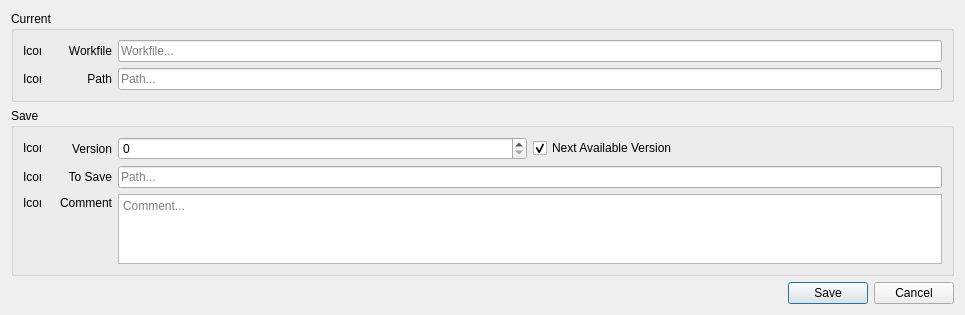
Above: fxquinox/ui/save_workfile.ui from healkeiser/fxquinox before the change. Below: the same form after it.
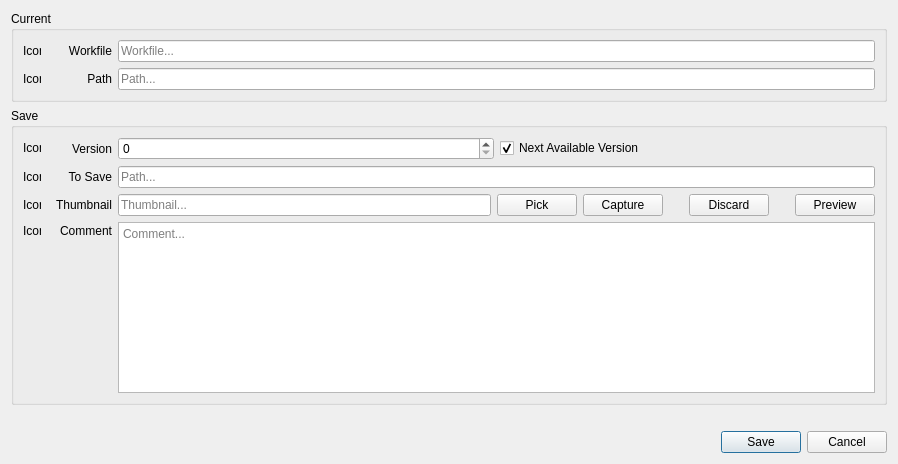
That is the form after the change.

Patch:
```diff
--- a/fxquinox/ui/save_workfile.ui
+++ b/fxquinox/ui/save_workfile.ui
@@ -6,8 +6,8 @@
    <rect>
     <x>0</x>
     <y>0</y>
-    <width>965</width>
-    <height>294</height>
+    <width>898</width>
+    <height>464</height>
    </rect>
   </property>
   <property name="windowTitle">
@@ -320,6 +320,138 @@
         </layout>
        </widget>
       </item>
+      <item>
+       <widget class="QFrame" name="frame_thumbnail">
+        <property name="frameShape">
+         <enum>QFrame::NoFrame</enum>
+        </property>
+        <property name="frameShadow">
+         <enum>QFrame::Plain</enum>
+        </property>
+        <property name="lineWidth">
+         <number>0</number>
+        </property>
+        <layout class="QHBoxLayout" name="horizontalLayout_5">
+         <property name="leftMargin">
+          <number>0</number>
+         </property>
+         <property name="topMargin">
+          <number>0</number>
+         </property>
+         <property name="rightMargin">
+          <number>0</number>
+         </property>
+         <property name="bottomMargin">
+          <number>0</number>
+         </property>
+         <item>
+          <widget class="QLabel" name="label_icon_thumbnail">
+           <property name="maximumSize">
+            <size>
+             <width>18</width>
+             <height>18</height>
+            </size>
+           </property>
+           <property name="text">
+            <string>Icon</string>
+           </property>
+          </widget>
+         </item>
+         <item>
+          <widget class="QLabel" name="label_thumbnail">
+           <property name="minimumSize">
+            <size>
+             <width>65</width>
+             <height>0</height>
+            </size>
+           </property>
+           <property name="maximumSize">
+            <size>
+             <width>65</width>
+             <height>16777215</height>
+            </size>
+           </property>
+           <property name="text">
+            <string>Thumbnail</string>
+           </property>
+           <property name="alignment">
+            <set>Qt::AlignRight|Qt::AlignTrailing|Qt::AlignVCenter</set>
+           </property>
+          </widget>
+         </item>
+         <item>
+          <widget class="QLineEdit" name="line_edit_thumbnail">
+           <property name="toolTip">
+            <string>&lt;b&gt;Thumbnail&lt;/b&gt;&lt;hr&gt;Choose the thumbnail image that will be displayed.</string>
+           </property>
+           <property name="placeholderText">
+            <string>Thumbnail...</string>
+           </property>
+          </widget>
+         </item>
+         <item>
+          <widget class="QPushButton" name="button_pick_thumbnail">
+           <property name="text">
+            <string>Pick</string>
+           </property>
+          </widget>
+         </item>
+         <item>
+          <widget class="QPushButton" name="button_capture_thumbnail">
+           <property name="text">
+            <string>Capture</string>
+           </property>
+          </widget>
+         </item>
+         <item>
+          <spacer name="horizontalSpacer">
+           <property name="orientation">
+            <enum>Qt::Horizontal</enum>
+           </property>
+           <property name="sizeType">
+            <enum>QSizePolicy::Minimum</enum>
+           </property>
+           <property name="sizeHint" stdset="0">
+            <size>
+             <width>20</width>
+             <height>20</height>
+            </size>
+           </property>
+          </spacer>
+         </item>
+         <item>
+          <widget class="QPushButton" name="button_discard_thumbnail">
+           <property name="text">
+            <string>Discard</string>
+           </property>
+          </widget>
+         </item>
+         <item>
+          <spacer name="horizontalSpacer_2">
+           <property name="orientation">
+            <enum>Qt::Horizontal</enum>
+           </property>
+           <property name="sizeType">
+            <enum>QSizePolicy::Minimum</enum>
+           </property>
+           <property name="sizeHint" stdset="0">
+            <size>
+             <width>20</width>
+             <height>20</height>
+            </size>
+           </property>
+          </spacer>
+         </item>
+         <item>
+          <widget class="QPushButton" name="button_preview_thumbnail">
+           <property name="text">
+            <string>Preview</string>
+           </property>
+          </widget>
+         </item>
+        </layout>
+       </widget>
+      </item>
       <item>
        <widget class="QFrame" name="frame_comment">
         <property name="frameShape">
```
